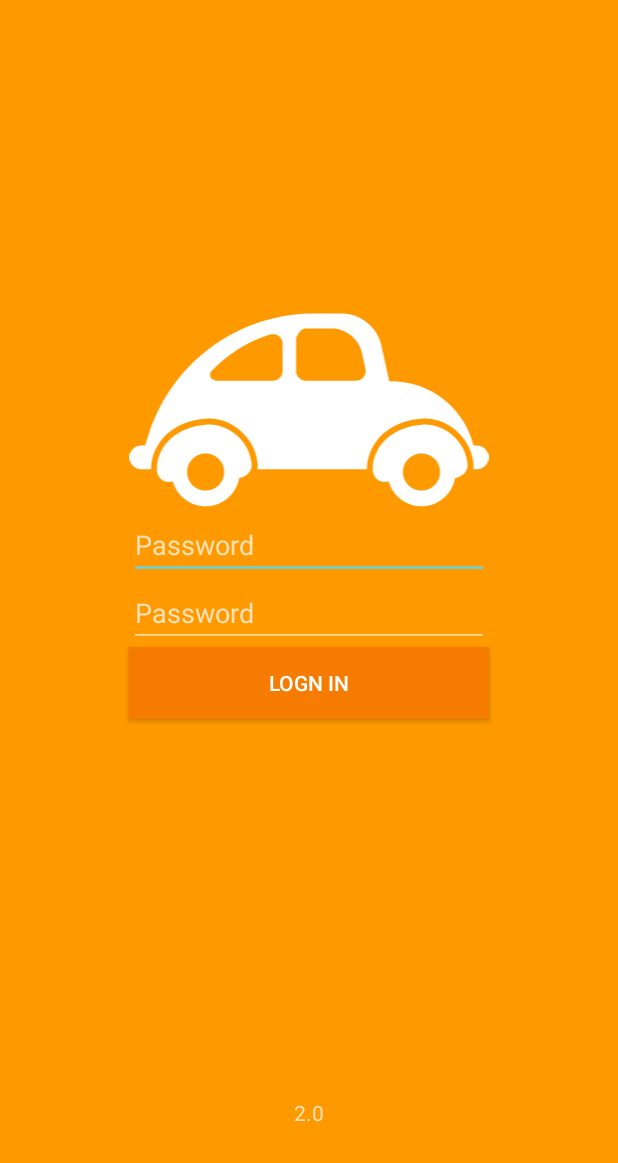
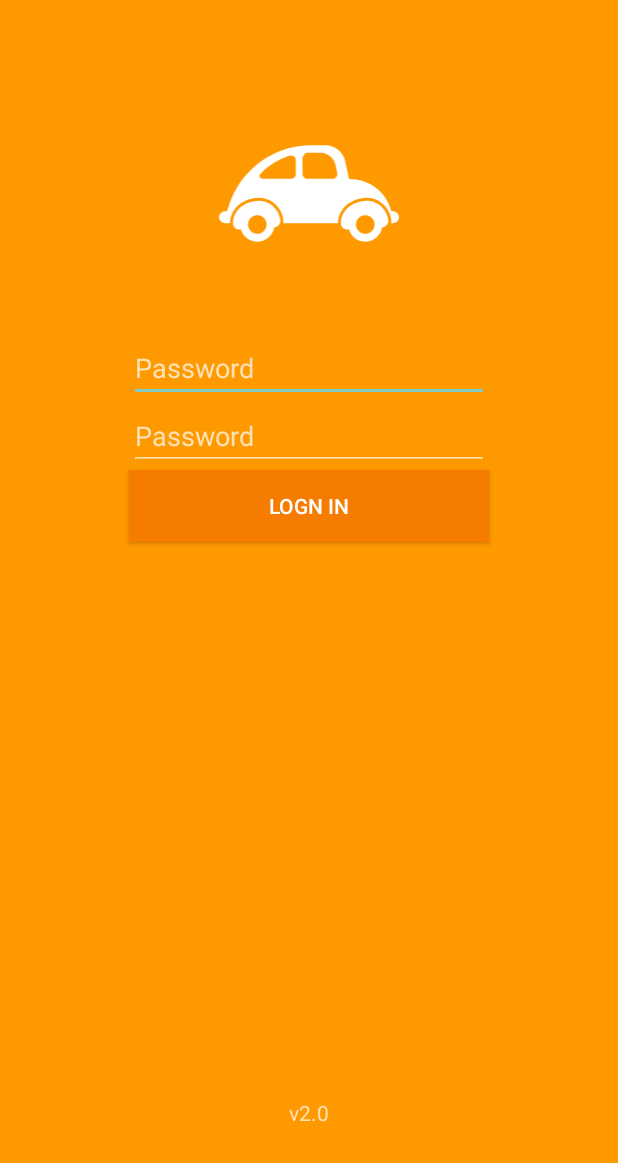
Before and after one commit to arm332/seguros, an Android app: the screen it shows after launch (MainActivity), on a phone screen of 412 x 824 dp, the part 73-1236 px from its top. Run offline under Robolectric (Android 15) with nearby library versions, the light colour scheme and no system bars.

Commit message:
Minor changes on main activity layout and app_version string resource

```diff
--- a/app/src/main/res/layout/activity_main.xml
+++ b/app/src/main/res/layout/activity_main.xml
@@ -1,6 +1,5 @@
 <?xml version="1.0" encoding="utf-8"?>
 <RelativeLayout xmlns:android="http://schemas.android.com/apk/res/android"
-    xmlns:app="http://schemas.android.com/apk/res-auto"
     xmlns:tools="http://schemas.android.com/tools"
     android:layout_width="match_parent"
     android:layout_height="match_parent"
@@ -17,37 +16,43 @@
         android:text="@string/app_name" />
 
     <ImageView
+        android:id="@+id/image1"
+        android:layout_width="120dp"
+        android:layout_height="wrap_content"
+        android:layout_alignParentTop="true"
+        android:layout_centerHorizontal="true"
+        android:layout_marginBottom="60dp"
+        android:layout_marginTop="120dp"
+        android:contentDescription="@string/app_name"
         android:adjustViewBounds="true"
-        android:layout_width="240dp"
-        android:layout_height="wrap_content"
-        android:layout_above="@+id/password1"
-        android:layout_centerHorizontal="true"
-        android:contentDescription="@string/app_name"
         android:src="@drawable/ic_activity_main" />
 
     <EditText
         android:id="@+id/password1"
         android:layout_width="240dp"
         android:layout_height="wrap_content"
-        android:layout_centerInParent="true"
+        android:layout_below="@+id/image1"
+        android:layout_centerHorizontal="true"
         android:inputType="textPassword"
-        android:hint="@string/password" />
+        android:hint="@string/password"
+        tools:ignore="Autofill" />
 
     <EditText
         android:id="@+id/password2"
         android:layout_width="240dp"
         android:layout_height="wrap_content"
         android:layout_below="@+id/password1"
-        android:layout_centerInParent="true"
+        android:layout_centerHorizontal="true"
         android:inputType="textPassword"
-        android:hint="@string/password" />
+        android:hint="@string/password"
+        tools:ignore="Autofill" />
 
     <Button
         android:id="@+id/button1"
         android:layout_width="240dp"
         android:layout_height="wrap_content"
         android:layout_below="@+id/password2"
-        android:layout_centerInParent="true"
+        android:layout_centerHorizontal="true"
         android:background="@color/colorPrimaryDark"
         android:text="@string/login" />
 
--- a/app/src/main/res/values/strings.xml
+++ b/app/src/main/res/values/strings.xml
@@ -1,6 +1,6 @@
 <resources>
     <string name="app_name">Seguros</string>
-    <string name="app_version">2.0</string>
+    <string name="app_version">v2.0</string>
     <string name="empty">Empty</string>
     <string name="login">Logn in</string>
     <string name="password">Password</string>
```
